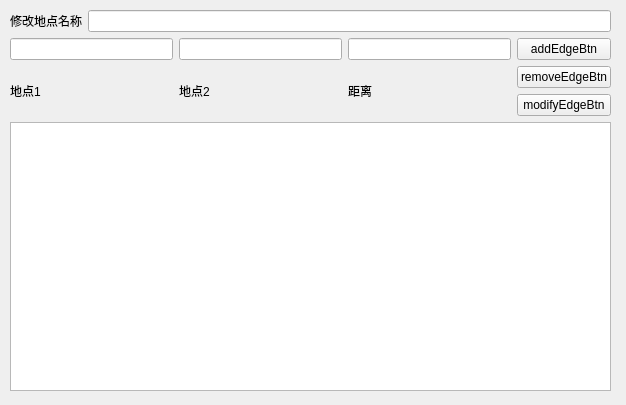
Before: the Qt Designer form securitysystem.ui in J7Peng/MyGuide, drawn with Qt 5.
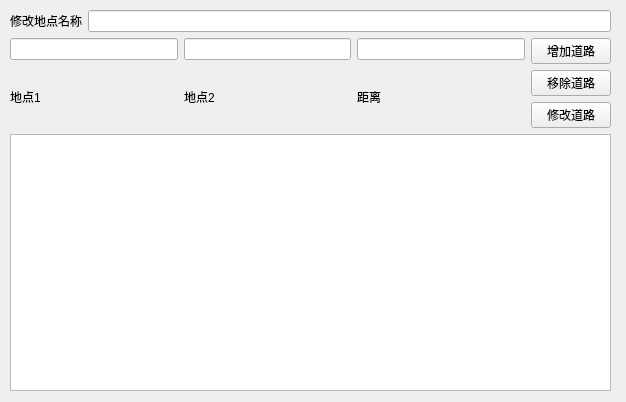
After: the same form once the commit is applied.

Patch:
```diff
--- a/securitysystem.ui
+++ b/securitysystem.ui
@@ -7,13 +7,13 @@
     <x>0</x>
     <y>0</y>
     <width>626</width>
-    <height>405</height>
+    <height>402</height>
    </rect>
   </property>
   <property name="windowTitle">
    <string>Form</string>
   </property>
-  <widget class="QWidget" name="">
+  <widget class="QWidget" name="layoutWidget">
    <property name="geometry">
     <rect>
      <x>10</x>
@@ -86,21 +86,21 @@
         <item>
          <widget class="QPushButton" name="addEdgeBtn">
           <property name="text">
-           <string>addEdgeBtn</string>
+           <string>增加道路</string>
           </property>
          </widget>
         </item>
         <item>
          <widget class="QPushButton" name="removeEdgeBtn">
           <property name="text">
-           <string>removeEdgeBtn</string>
+           <string>移除道路</string>
           </property>
          </widget>
         </item>
         <item>
          <widget class="QPushButton" name="modifyEdgeBtn">
           <property name="text">
-           <string>modifyEdgeBtn</string>
+           <string>修改道路</string>
           </property>
          </widget>
         </item>
```
